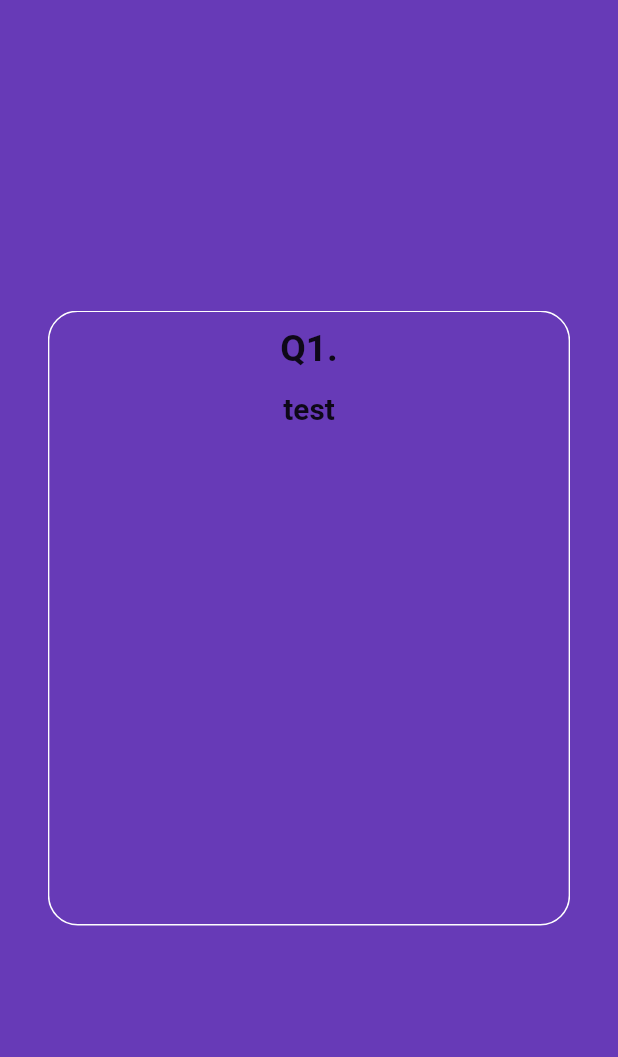
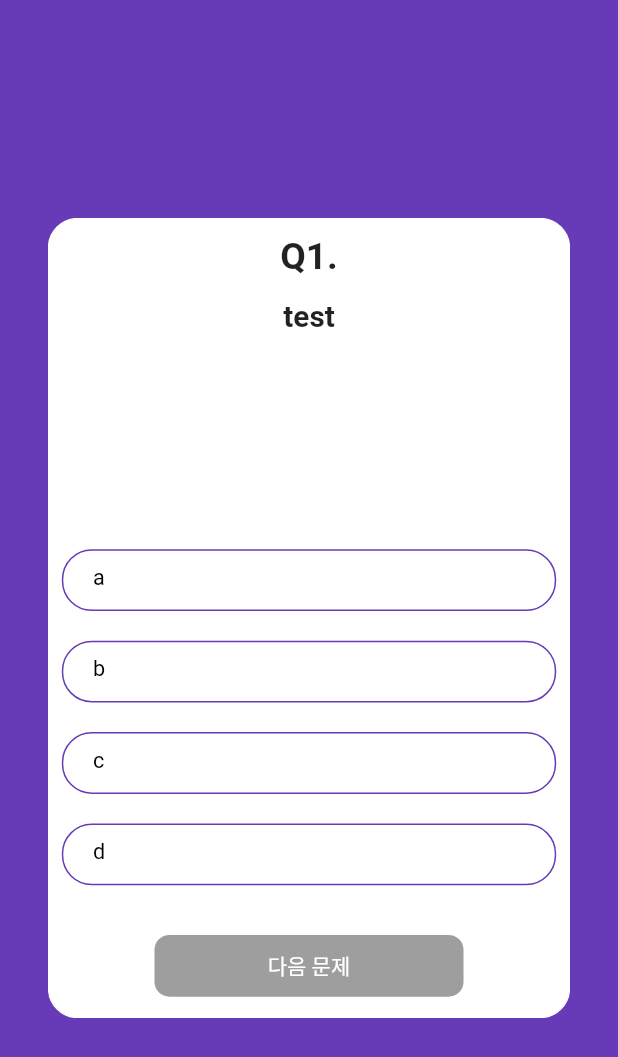
Before and after one commit to onixdragon1/All-map, a Flutter app: the screen it shows after launch, after a tap on "지금 퀴즈 풀기", on a phone screen of 412 x 824 dp. Shown: the top 1057 px of the screen. Run offline on Flutter 3.47's test engine with Material 2 defaults, Android fonts, the phone set to English and light mode, and no system bars; drawn by our look-alikes of auto_size_text; our stand-ins replace flutter_swiper.

Commit message:
Quiz System_2: Finish Making Quiz UI
Next step is making quiz result UI

```diff
--- a/lib/screen/screen_quiz.dart
+++ b/lib/screen/screen_quiz.dart
@@ -1,4 +1,5 @@
 import 'package:all_map/model/quiz.dart';
+import 'package:all_map/widget/widget_candidtae.dart';
 import 'package:auto_size_text/auto_size_text.dart';
 import 'package:flutter/material.dart';
 import 'package:flutter/rendering.dart';
@@ -15,6 +16,7 @@ class _QuizScreenState extends State<QuizScreen> {
   List<int> _answers = [-1, -1, -1];
   List<bool> _answerState = [false, false, false, false];
   int _curIdx = 0;
+  SwiperController _controller = SwiperController();
 
   @override
   Widget build(BuildContext context) {
@@ -33,8 +35,9 @@ class _QuizScreenState extends State<QuizScreen> {
               ),
             ),
             width: width * 0.85,
-            height: height * 0.5,
+            height: height * 0.65,
             child: Swiper(
+              controller: _controller,
               physics: NeverScrollableScrollPhysics(),
               loop: false,
               itemCount: widget.quizs.length,
@@ -53,6 +56,7 @@ class _QuizScreenState extends State<QuizScreen> {
       decoration: BoxDecoration(
         borderRadius: BorderRadius.circular(20),
         border: Border.all(color: Colors.white),
+        color: Colors.white,
       ),
       child: Column(
         crossAxisAlignment: CrossAxisAlignment.center,
@@ -68,7 +72,7 @@ class _QuizScreenState extends State<QuizScreen> {
             ),
           ),
           Container(
-            width: width * 0.8,
+            width: width * 0.7,
             padding: EdgeInsets.only(top: width * 0.012),
             child: AutoSizeText(
               quiz.title,
@@ -84,10 +88,71 @@ class _QuizScreenState extends State<QuizScreen> {
             child: Container(),
           ),
           Column(
-            //children: _buildCandidates(width, quiz),
+            children: _buildCandidates(width, quiz),
+          ),
+          Container(
+            padding: EdgeInsets.all(width * 0.024),
+            child: Center(
+              child: ButtonTheme(
+                minWidth: width * 0.5,
+                height: height * 0.05,
+                shape: RoundedRectangleBorder(
+                  borderRadius: BorderRadius.circular(10),
+                ),
+                child: RaisedButton(
+                  child: _curIdx == widget.quizs.length -1
+                      ? Text('결과 보기')
+                      : Text('다음 문제'),
+                  textColor: Colors.white,
+                  color: Colors.deepPurple,
+                  onPressed: _answers[_curIdx] == -1 ? null :() {
+                    if(_curIdx == widget.quizs.length -1) {
+
+                    } else {
+                      _answerState = [false, false, false, false];
+                      _curIdx += 1;
+                      _controller.next();
+                    }
+                  },
+                ),
+              ),
+            ),
           ),
         ],
       ),
     );
   }
+
+  List<Widget> _buildCandidates(double width, Quiz quiz) {
+    List<Widget> _children = [];
+    for (int i = 0; i < 4; i++) {
+      _children.add(
+        CandWidget(
+          index: i,
+          text: quiz.candidates[i],
+          width: width,
+          answerState: _answerState[i],
+          tap: () {
+            setState(() {
+              for (int j = 0; j < 4; j++) {
+                if(j == i){
+                  _answerState[j] = true;
+                  _answers[_curIdx] = j;
+                  //print(_answers[_curIdx]);
+                } else {
+                  _answerState[j] = false;
+                }
+              }
+            });
+          }
+        ),
+      );
+      _children.add(
+        Padding(
+          padding: EdgeInsets.all(width * 0.024),
+        ),
+      );
+    }
+    return _children;
+  }
 }
--- /dev/null
+++ b/lib/widget/widget_candidtae.dart
@@ -0,0 +1,48 @@
+import 'package:flutter/material.dart';
+
+class CandWidget extends StatefulWidget {
+  VoidCallback tap; // CandWidget을 사용하는 부모 위젯에서 지정한 onTap을 전달하는 기능
+  String text;
+  int index;
+  double width;
+  bool answerState;
+
+  CandWidget({this.tap, this.index, this.width, this.text, this.answerState});
+  _CandWidgetState createState() => _CandWidgetState();
+}
+
+class _CandWidgetState extends State<CandWidget> {
+  @override
+  Widget build(BuildContext context) {
+    return Container(
+      width: widget.width * 0.8,
+      height: widget.width * 0.1,
+      padding: EdgeInsets.fromLTRB(
+        widget.width * 0.048,
+        widget.width * 0.024,
+        widget.width * 0.048,
+        widget.width * 0.024,
+      ),
+      decoration: BoxDecoration(
+        borderRadius: BorderRadius.circular(20),
+        border: Border.all(color: Colors.deepPurple),
+        color: widget.answerState ? Colors.deepPurple : Colors.white,
+      ),
+      child: InkWell(
+        child: Text(
+          widget.text,
+          style: TextStyle(
+            fontSize: widget.width * 0.035,
+            color: widget.answerState ? Colors.white: Colors.black,
+          ),
+        ),
+        onTap: () {
+          setState(() {
+            widget.tap();
+            widget.answerState = !widget.answerState;
+          });
+        },
+      ),
+    );
+  }
+}
```
